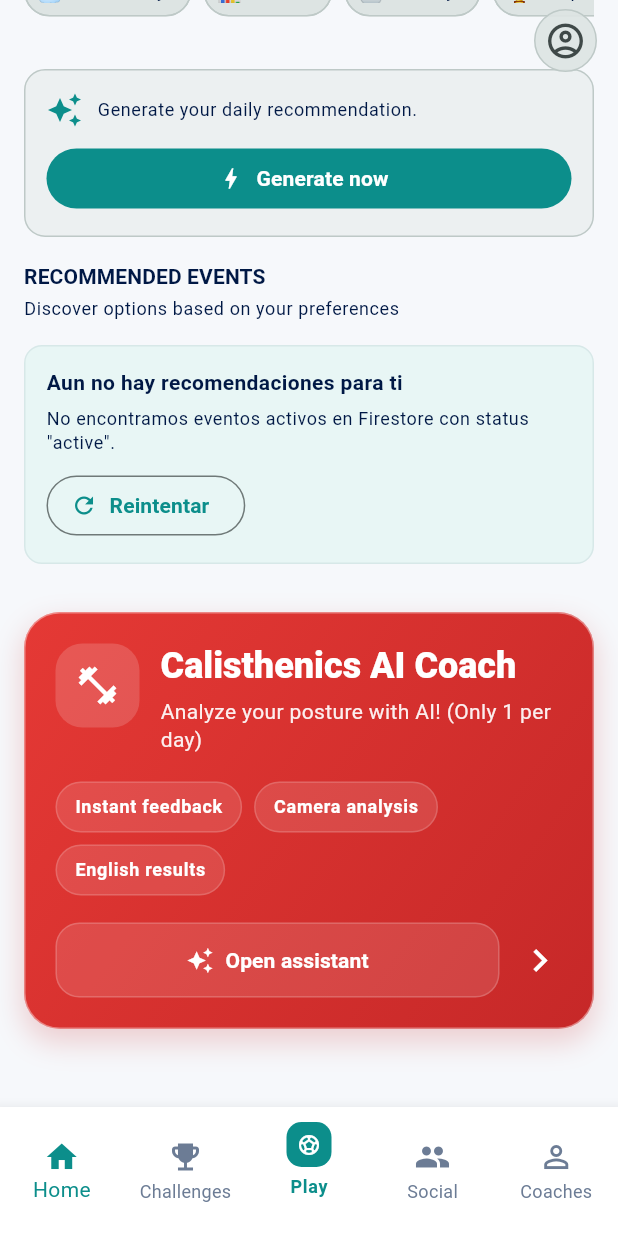
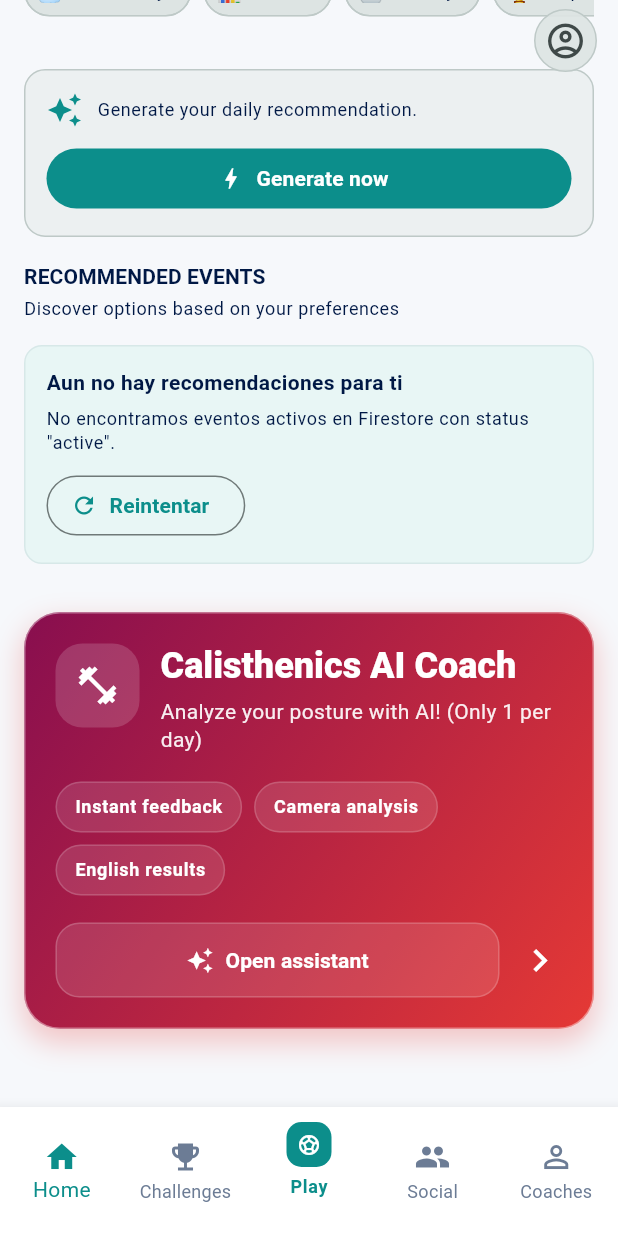
Before and after one commit to MOVILES-Sec1-G17-ISIS3510/UniandesSport-Flutter, a Flutter app: the screen it shows once a user with an empty profile is signed in, scrolled down 327 dp, on a phone screen of 412 x 824 dp. Run offline on Flutter 3.47's test engine with Material 3 defaults, Android fonts, the phone set to English and light mode, and no system bars; our stand-ins replace battery_plus, cached_network_image, camera, cloud_firestore, cloud_functions, connectivity_plus and 22 more; missing offline and left inert: record; accounts and stored records are empty.

Commit message:
card roja

```diff
--- a/lib/features/home/views/app_shell.dart
+++ b/lib/features/home/views/app_shell.dart
@@ -601,14 +601,14 @@ class _CalisthenicsAssistantCard extends StatelessWidget {
           padding: const EdgeInsets.all(20),
           decoration: BoxDecoration(
             gradient: const LinearGradient(
-              colors: [Color(0xFFE53935), Color(0xFFC62828)], // Red gradient, attractive but less luminous
+              colors: [Color(0xFF880E4F), Color(0xFFE53935)], // Deep pink/red to lighter red for a clear gradient
               begin: Alignment.topLeft,
               end: Alignment.bottomRight,
             ),
             borderRadius: BorderRadius.circular(24),
             boxShadow: const [
               BoxShadow(
-                color: Color(0x33C62828),
+                color: Color(0x44E53935),
                 blurRadius: 16,
                 spreadRadius: 1,
                 offset: Offset(0, 8),
```
